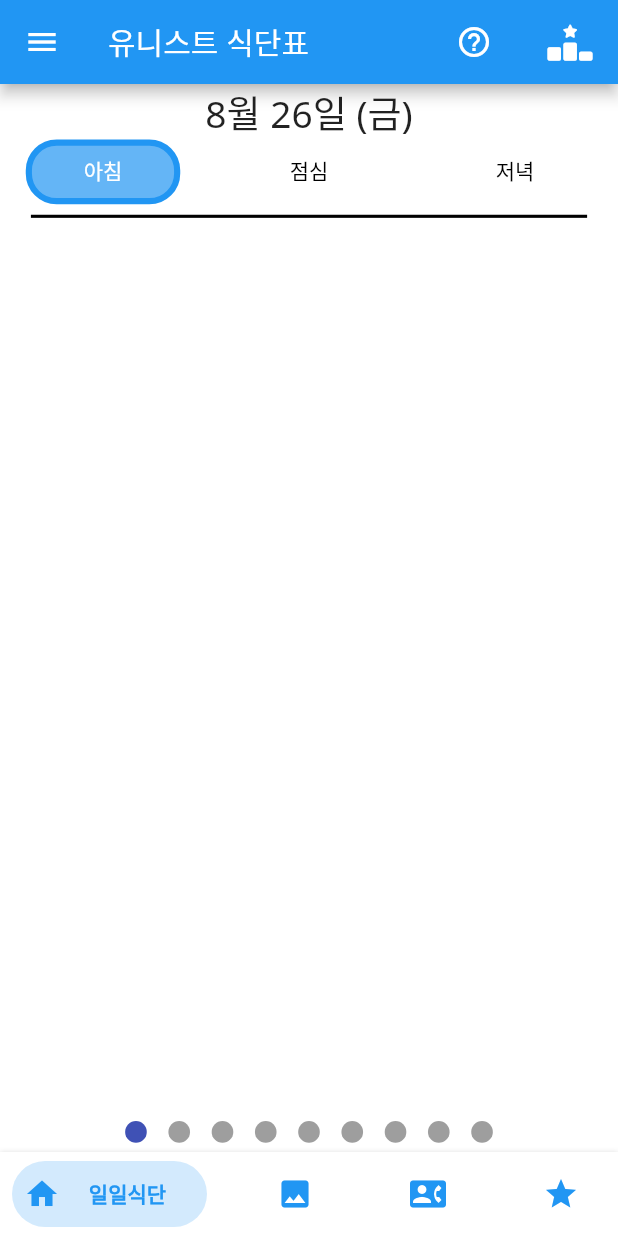
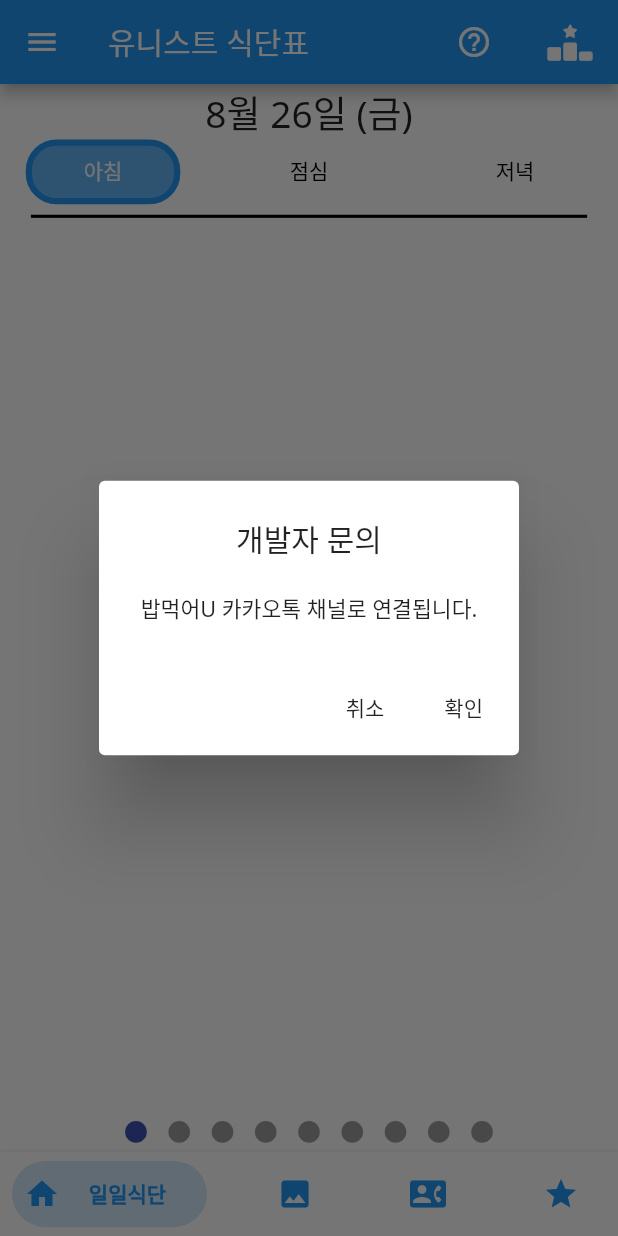
Before and after one commit to mad-unist/UNISTMEAL, a Flutter app: the screen it shows after launch, after a tap on the "menu" icon, after a tap on "개발자에게 문의하기", on a phone screen of 412 x 824 dp. Run offline on Flutter 3.47's test engine with Material 2 defaults, Android fonts, the phone set to English and light mode, and no system bars; drawn by our look-alikes of bottom_navy_bar, easy_refresh, showcaseview, smooth_page_indicator; our stand-ins replace easy_splash_screen, flutter_rating_bar, flutter_slidable, fluttertoast, font_awesome_flutter, google_fonts and 4 more; missing offline and left inert: flutter_phone_direct_caller, kakao_flutter_sdk, kakao_flutter_sdk_common, kakao_flutter_sdk_user, new_version; network calls fail.

Commit message:
Design (#34)
* design and rating

* refresh function

* sort update

* 평가 시간 제한

* 리뷰 개수

* tutorial and time detection

* 평가하기 수정하기 삭제하기 적용

* error fix

* slide mechanism update

* showcaseview

* loading button

* 공지사항 및 카카오 채널 링크

* kakao channel

```diff
--- a/lib/main.dart
+++ b/lib/main.dart
@@ -15,6 +15,7 @@ import 'dart:convert';
 import 'dart:async';
 import 'package:google_fonts/google_fonts.dart';
 import 'package:unistapp/sub/secondPage.dart';
+import 'package:unistapp/sub/splashScreen.dart';
 import 'package:unistapp/sub/thirdPage.dart';
 import 'package:kakao_flutter_sdk_common/kakao_flutter_sdk_common.dart';
 
@@ -66,6 +67,7 @@ class MyHomePage extends StatefulWidget {
   @override
   State<MyHomePage> createState() => _MyHomePageState();
 }
+
 class _MyHomePageState extends State<MyHomePage> with WidgetsBindingObserver{
   PageController _pageController = PageController();
   List<Meal> mealList = List.empty(growable: true);
--- a/lib/sub/noticePage.dart
+++ b/lib/sub/noticePage.dart
@@ -55,11 +55,11 @@ class _NoticeDialogState extends State<NoticeDialog> {
         } else {
           return AlertDialog(
             contentPadding: EdgeInsets.zero,
-            insetPadding: EdgeInsets.all(5 * unitWidthValue,),
-            title: Text("공지사항", textAlign: TextAlign.center,),
+            insetPadding: EdgeInsets.only(top: 20 * unitWidthValue, bottom: 20 * unitWidthValue, left: 5 * unitWidthValue, right: 5 * unitWidthValue,),
+            title: Text("공지사항 게시판", textAlign: TextAlign.center,),
             content: Container(
               height: MediaQuery.of(context).size.height,
-              margin: EdgeInsets.only(left: 5 * unitWidthValue, right: 5 * unitWidthValue,),
+              margin: EdgeInsets.only(left: 10 * unitWidthValue, right: 10 * unitWidthValue,),
               width: MediaQuery.of(context).size.width,
               child: Stack(
                 children: [
--- a/lib/sub/sideBar.dart
+++ b/lib/sub/sideBar.dart
@@ -6,7 +6,6 @@ import 'package:shared_preferences/shared_preferences.dart';
 import 'package:unistapp/sub/loginViewModel.dart';
 import 'package:unistapp/sub/noticePage.dart';
 import 'package:unistapp/sub/tutorialPage.dart';
-import 'package:url_launcher/url_launcher.dart';
 
 class SideBarApp extends StatefulWidget {
   final loginViewModel viewModel;
@@ -126,12 +125,37 @@ class _SideBarAppState extends State<SideBarApp> {
             title: Text('개발자에게 문의하기'),
             onTap: () async {
               Navigator.pop(context, "Cancel");
-              Uri url = await TalkApi.instance.channelChatUrl('https://open.kakao.com/o/sn5ZbRxe');
-              try {
-                await launchBrowserTab(url);
-              } catch (error) {
+              showDialog(
+                context: context,
+                builder: (BuildContext context) {
+                  return AlertDialog(
+                    title: Text("개발자 문의", textAlign: TextAlign.center,),
+                    content: Text("밥먹어U 카카오톡 채널로 연결됩니다.", textAlign: TextAlign.center, style: TextStyle(fontSize: MediaQuery.of(context).size.width * 0.035,)),
+                    actions: [
+                      MaterialButton(
+                        child: Text('취소'),
+                        minWidth: 0.5,
+                        onPressed: () {
+                          Navigator.pop(context, "Cancel");
+                        },
+                      ),
+                      MaterialButton(
+                        child: Text('확인'),
+                        minWidth: 0.5,
+                        onPressed: () async {
+                          Navigator.pop(context, "Cancel");
+                          Uri url = await TalkApi.instance.channelChatUrl('_xcaYlxj');
+                          try {
+                            await launchBrowserTab(url);
+                          } catch (error) {
 
-              }
+                          }
+                        },
+                      )
+                    ],
+                  );
+                }
+              );
             },
           ),
           ListTile(
--- a/lib/sub/tutorialPage.dart
+++ b/lib/sub/tutorialPage.dart
@@ -13,9 +13,9 @@ class TutorialDialog extends StatefulWidget {
 class _TutorialDialogState extends State<TutorialDialog> {
   int currentIndex = 0;
   final imageList = [
-    'assets/images/tutorial1.jpg',
-    'assets/images/tutorial2.jpg',
-    'assets/images/유니스트 식단표 - 밥먹어U.png'
+    'assets/images/2page.jpg',
+    'assets/images/3page.jpg',
+    'assets/images/4page.jpg'
   ];
   ValueNotifier<int> _pageNotifier = new ValueNotifier<int>(1);
   PageController pagecontroller =  PageController();
--- a/pubspec.yaml
+++ b/pubspec.yaml
@@ -52,7 +52,7 @@ dependencies:
   showcaseview: ^1.1.8
   rounded_loading_button: ^2.0.8
   loading_animation_widget: ^1.2.0+2
-  url_launcher: ^6.1.5
+  easy_splash_screen: ^1.0.4
 
   # The following adds the Cupertino Icons font to your application.
   # Use with the CupertinoIcons class for iOS style icons.
```
Also changed, not shown: lib/sub/splashScreen.dart (added, +29 -0 lines), assets/images/2page.jpg (added), assets/images/3page.jpg (added), assets/images/4page.jpg (added), assets/images/splash.png (added), pubspec.lock, 2 other files.
